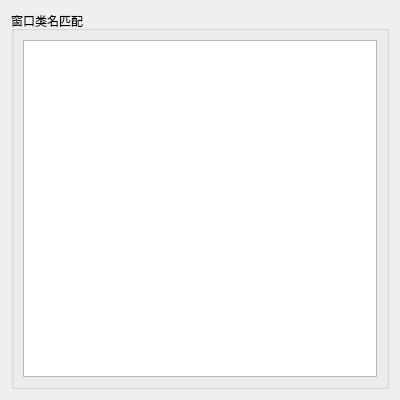
Old version of the form contents/ui/config.ui in the repository chiyuki0325/kwin-fix-wine-wechat-shadow.
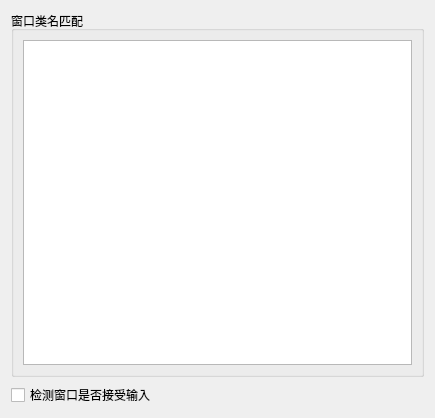
New version of the form.

Patch:
```diff
--- a/contents/ui/config.ui
+++ b/contents/ui/config.ui
@@ -6,8 +6,8 @@
    <rect>
     <x>0</x>
     <y>0</y>
-    <width>400</width>
-    <height>400</height>
+    <width>435</width>
+    <height>418</height>
    </rect>
   </property>
   <property name="minimumSize">
@@ -42,6 +42,20 @@
      </layout>
     </widget>
    </item>
+   <item>
+    <widget class="QCheckBox" name="kcfg_matchHint">
+     <property name="toolTip">
+      <string>降低误判概率，但同时也不适用于接受输入的边缘窗口
+(比如壁纸引擎)</string>
+     </property>
+     <property name="text">
+      <string>检测窗口是否接受输入</string>
+     </property>
+     <property name="checked">
+      <bool>false</bool>
+     </property>
+    </widget>
+   </item>
   </layout>
  </widget>
  <resources/>
```
